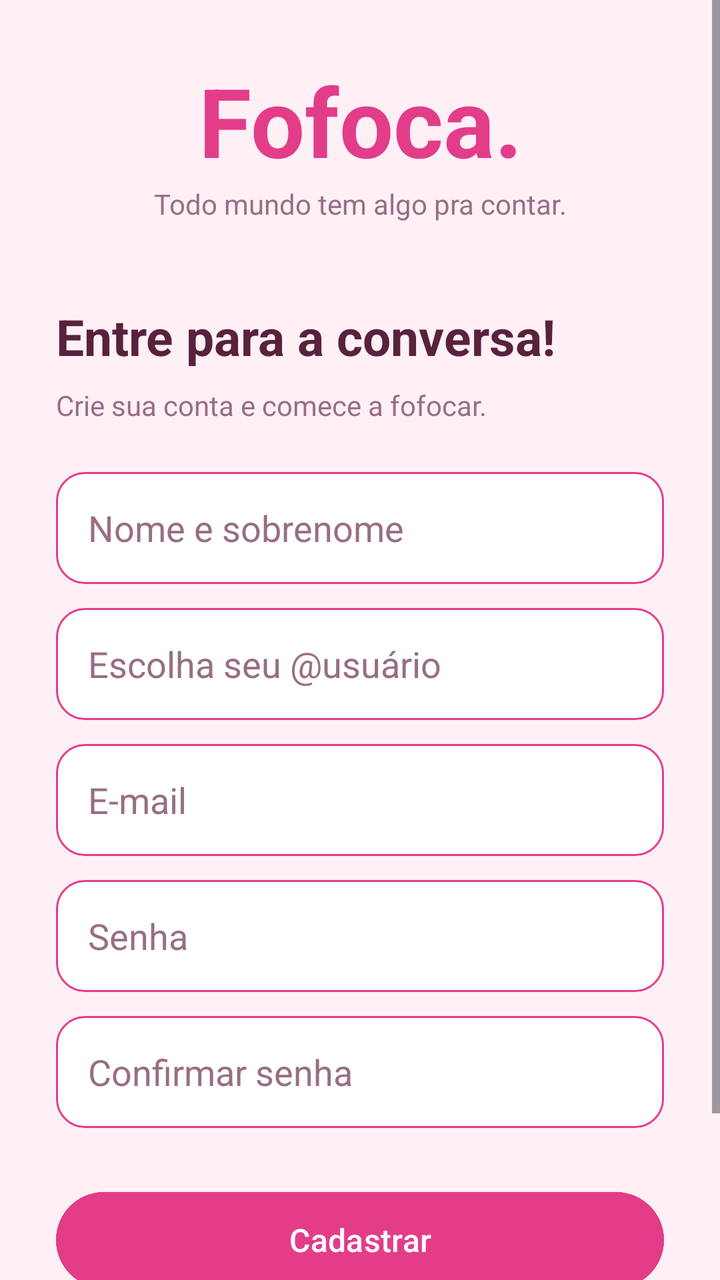
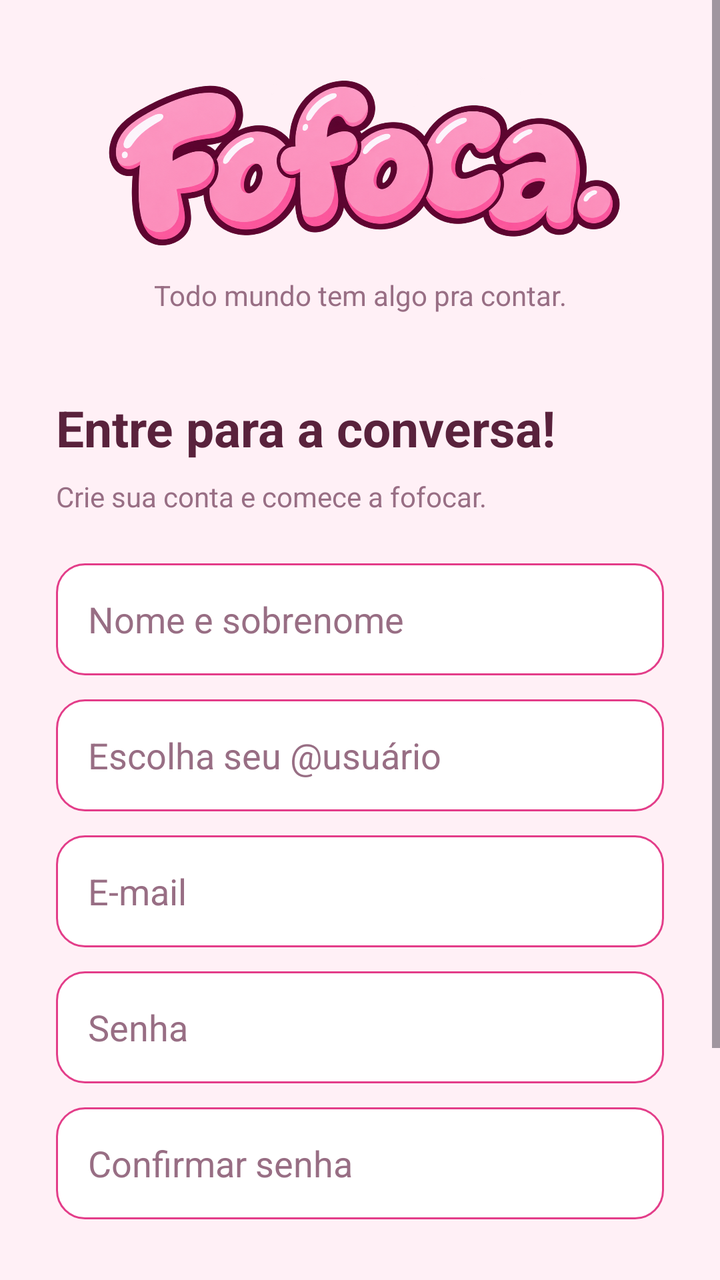

Before-and-after screenshots of an Android layout around one commit, followed by the original layout XML and the change that was made.
<!-- AndroidManifest.xml: application theme Theme.Fofoca -->
<!-- res/layout/activity_cadastro.xml -->
<?xml version="1.0" encoding="utf-8"?>
<ScrollView
    xmlns:android="http://schemas.android.com/apk/res/android"
    android:id="@+id/main"
    android:layout_width="match_parent"
    android:layout_height="match_parent"
    android:background="@color/fofoca_fundo"
    android:fillViewport="true">

    <LinearLayout
        android:layout_width="match_parent"
        android:layout_height="match_parent"
        android:orientation="vertical"
        android:gravity="center_vertical"
        android:padding="28dp">

        <TextView
            android:layout_width="match_parent"
            android:layout_height="wrap_content"
            android:text="Fofoca."
            android:textSize="48sp"
            android:textStyle="bold"
            android:textColor="@color/fofoca_rosa"
            android:gravity="center"/>

        <TextView
            android:layout_width="match_parent"
            android:layout_height="wrap_content"
            android:text="Todo mundo tem algo pra contar."
            android:textSize="14sp"
            android:textColor="@color/fofoca_secundario"
            android:gravity="center"
            android:layout_marginBottom="40dp"/>

        <TextView
            android:layout_width="match_parent"
            android:layout_height="wrap_content"
            android:text="Entre para a conversa!"
            android:textSize="25sp"
            android:textStyle="bold"
            android:textColor="@color/fofoca_texto" />

        <TextView
            android:layout_width="match_parent"
            android:layout_height="wrap_content"
            android:text="Crie sua conta e comece a fofocar."
            android:textSize="14sp"
            android:textColor="@color/fofoca_secundario"
            android:layout_marginTop="8dp"
            android:layout_marginBottom="24dp"/>

        <EditText
            android:id="@+id/etNome"
            android:layout_width="match_parent"
            android:layout_height="56dp"
            android:hint="Nome e sobrenome"
            android:inputType="textPersonName"
            android:singleLine="true"
            android:padding="16dp"
            android:textColor="@color/fofoca_texto"
            android:textColorHint="@color/fofoca_secundario"
            android:background="@drawable/bg_campo_fofoca"/>

        <EditText
            android:id="@+id/etUsuario"
            android:layout_width="match_parent"
            android:layout_height="56dp"
            android:hint="Escolha seu @usuário"
            android:inputType="text"
            android:singleLine="true"
            android:padding="16dp"
            android:layout_marginTop="12dp"
            android:textColor="@color/fofoca_texto"
            android:textColorHint="@color/fofoca_secundario"
            android:background="@drawable/bg_campo_fofoca"/>

        <EditText
            android:id="@+id/etEmail"
            android:layout_width="match_parent"
            android:layout_height="56dp"
            android:hint="E-mail"
            android:inputType="textEmailAddress"
            android:singleLine="true"
            android:padding="16dp"
            android:layout_marginTop="12dp"
            android:textColor="@color/fofoca_texto"
            android:textColorHint="@color/fofoca_secundario"
            android:background="@drawable/bg_campo_fofoca"/>

        <EditText
            android:id="@+id/etSenha"
            android:layout_width="match_parent"
            android:layout_height="56dp"
            android:hint="Senha"
            android:inputType="textPassword"
            android:singleLine="true"
            android:padding="16dp"
            android:layout_marginTop="12dp"
            android:textColor="@color/fofoca_texto"
            android:textColorHint="@color/fofoca_secundario"
            android:background="@drawable/bg_campo_fofoca"/>

        <EditText
            android:id="@+id/etConfirmarSenha"
            android:layout_width="match_parent"
            android:layout_height="56dp"
            android:hint="Confirmar senha"
            android:inputType="textPassword"
            android:singleLine="true"
            android:padding="16dp"
            android:layout_marginTop="12dp"
            android:textColor="@color/fofoca_texto"
            android:textColorHint="@color/fofoca_secundario"
            android:background="@drawable/bg_campo_fofoca"/>

        <Button
            android:id="@+id/btnCadastrar"
            android:layout_width="match_parent"
            android:layout_height="56dp"
            android:text="Cadastrar"
            android:textAllCaps="false"
            android:textSize="16sp"
            android:textColor="#FFFFFF"
            android:backgroundTint="@color/fofoca_rosa"
            android:layout_marginTop="28dp"/>

        <TextView
            android:id="@+id/tvVoltarLogin"
            android:layout_width="match_parent"
            android:layout_height="48dp"
            android:text="Já tem uma conta? Entrar"
            android:textSize="14sp"
            android:textStyle="bold"
            android:textColor="@color/fofoca_rosa"
            android:gravity="center"
            android:layout_marginTop="12dp"/>

    </LinearLayout>

</ScrollView>
<!-- resources referenced by this layout -->
<resources>
  <color name="fofoca_fundo">#FFF0F6</color>
  <color name="fofoca_rosa">#E33D89</color>
  <color name="fofoca_secundario">#986E84</color>
  <color name="fofoca_texto">#59223C</color>
  <!-- drawable bg_campo_fofoca (drawable) -->
  <?xml version="1.0" encoding="utf-8"?>
  <shape xmlns:android="http://schemas.android.com/apk/res/android"
      android:shape="rectangle">
  
      <solid android:color="#FFFFFF"/>
  
      <corners android:radius="14dp"/>
  
      <stroke android:width="1dp"
          android:color="@color/fofoca_rosa"/>
  
  </shape>
  <style name="Theme.Fofoca" parent="Base.Theme.Fofoca" />
  <style name="Base.Theme.Fofoca" parent="Theme.Material3.DayNight.NoActionBar">
          
          
      </style>
</resources>

<!-- the commit's change to res/layout/activity_cadastro.xml (unified diff, before → after) -->
@@ -14,14 +14,13 @@
         android:gravity="center_vertical"
         android:padding="28dp">
 
-        <TextView
+        <ImageView
             android:layout_width="match_parent"
-            android:layout_height="wrap_content"
-            android:text="Fofoca."
-            android:textSize="48sp"
-            android:textStyle="bold"
-            android:textColor="@color/fofoca_rosa"
-            android:gravity="center"/>
+            android:layout_height="100dp"
+            android:src="@drawable/logo_fofoca"
+            android:scaleType="fitCenter"
+            android:contentDescription="Logo Fofoca"
+            android:layout_marginBottom="10dp"/>
 
         <TextView
             android:layout_width="match_parent"
<!-- resource entries referenced after the edit -->
@@ -17,6 +17,7 @@
           android:color="@color/fofoca_rosa"/>
   
   </shape>
+  <!-- drawable logo_fofoca: png bitmap (drawable, 900756 bytes) -->
   <style name="Theme.Fofoca" parent="Base.Theme.Fofoca" />
   <style name="Base.Theme.Fofoca" parent="Theme.Material3.DayNight.NoActionBar">
           
